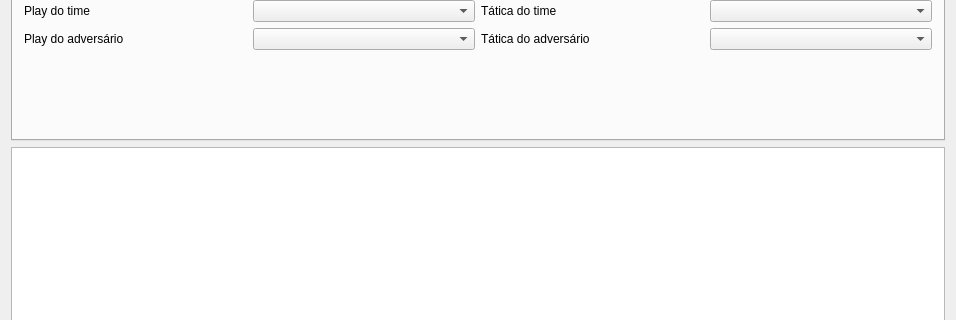
This is roboime/clients/GraphicalIntelligence.ui in legacy-roboime/pyroboime as Qt 5 draws it before an edit; both pictures show x 0 to 956 and y 207 to 527 of the 956 by 690 pixel window. The edited form follows.
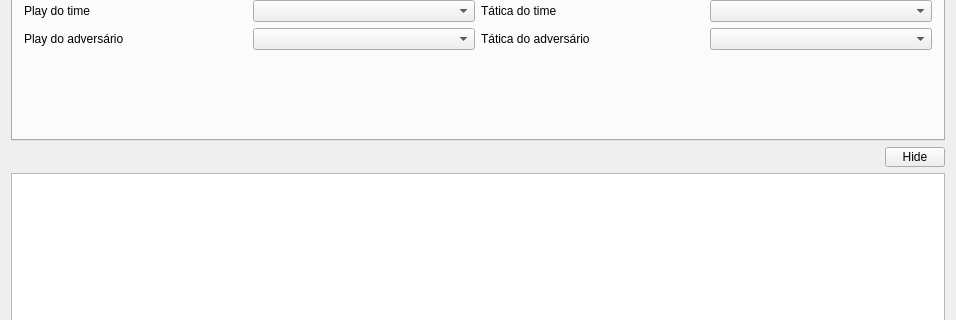
This is the edited form. Custom widgets are drawn as their Qt base class.

Commit message: Added hide button to show only the field and hide all buttons

```diff
--- a/roboime/clients/GraphicalIntelligence.ui
+++ b/roboime/clients/GraphicalIntelligence.ui
@@ -15,7 +15,7 @@
   </property>
   <widget class="QWidget" name="centralWidget">
    <layout class="QGridLayout" name="gridLayout_3">
-    <item row="2" column="0">
+    <item row="5" column="0">
      <widget class="StageView" name="stageView">
       <property name="sizePolicy">
        <sizepolicy hsizetype="Expanding" vsizetype="Expanding">
@@ -23,6 +23,24 @@
         <verstretch>0</verstretch>
        </sizepolicy>
       </property>
+      <property name="verticalScrollBarPolicy">
+       <enum>Qt::ScrollBarAlwaysOff</enum>
+      </property>
+      <property name="horizontalScrollBarPolicy">
+       <enum>Qt::ScrollBarAlwaysOff</enum>
+      </property>
+      <property name="renderHints">
+       <set>QPainter::Antialiasing|QPainter::SmoothPixmapTransform</set>
+      </property>
+      <property name="dragMode">
+       <enum>QGraphicsView::ScrollHandDrag</enum>
+      </property>
+      <property name="transformationAnchor">
+       <enum>QGraphicsView::AnchorUnderMouse</enum>
+      </property>
+      <property name="viewportUpdateMode">
+       <enum>QGraphicsView::MinimalViewportUpdate</enum>
+      </property>
      </widget>
     </item>
     <item row="0" column="0">
@@ -1373,6 +1391,60 @@
       </widget>
      </widget>
     </item>
+    <item row="3" column="0">
+     <layout class="QHBoxLayout" name="horizontalLayout_4">
+      <property name="bottomMargin">
+       <number>0</number>
+      </property>
+      <item>
+       <spacer name="horizontalSpacer_4">
+        <property name="orientation">
+         <enum>Qt::Horizontal</enum>
+        </property>
+        <property name="sizeHint" stdset="0">
+         <size>
+          <width>40</width>
+          <height>20</height>
+         </size>
+        </property>
+       </spacer>
+      </item>
+      <item>
+       <widget class="QPushButton" name="btnTabHide">
+        <property name="sizePolicy">
+         <sizepolicy hsizetype="Fixed" vsizetype="Fixed">
+          <horstretch>0</horstretch>
+          <verstretch>0</verstretch>
+         </sizepolicy>
+        </property>
+        <property name="maximumSize">
+         <size>
+          <width>60</width>
+          <height>20</height>
+         </size>
+        </property>
+        <property name="focusPolicy">
+         <enum>Qt::NoFocus</enum>
+        </property>
+        <property name="text">
+         <string>Hide</string>
+        </property>
+        <property name="iconSize">
+         <size>
+          <width>8</width>
+          <height>8</height>
+         </size>
+        </property>
+        <property name="default">
+         <bool>false</bool>
+        </property>
+        <property name="flat">
+         <bool>false</bool>
+        </property>
+       </widget>
+      </item>
+     </layout>
+    </item>
    </layout>
   </widget>
   <widget class="QMenuBar" name="menuBar">
```
Left out of the diff: 5 changed lines with no effect on the pictures. The commit also changes 2 other files.
